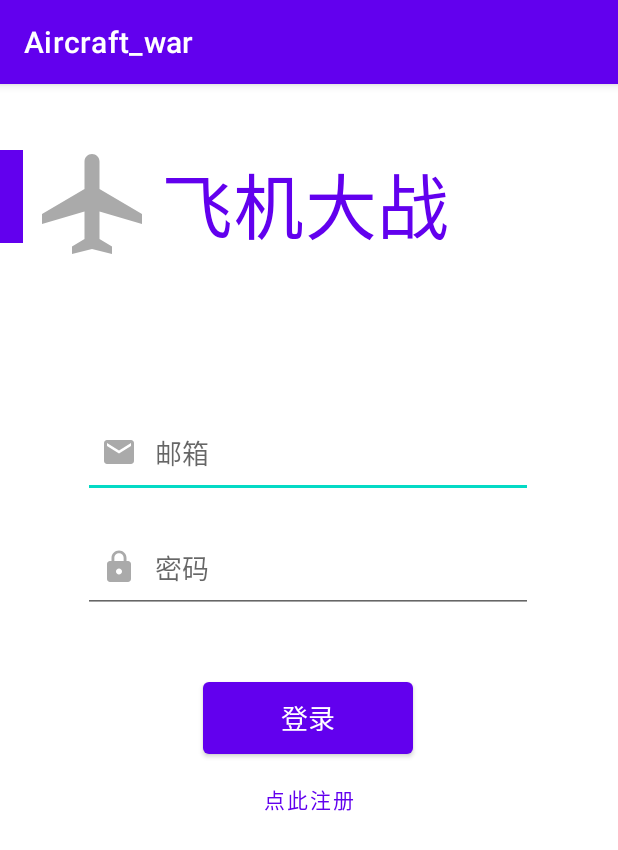
After one commit to Cynthia-jia/Aircraftwar_android, an Android app: the LoginActivity screen opened directly, with no data from a screen before it, on a phone screen of 412 x 824 dp. The commit adds this screen. Shown: the top 850 px of the screen. Run offline under Robolectric (Android 15) with nearby library versions, the phone set to English and light mode, and no system bars; 3 statements that could not run were skipped.

Commit message:
add login

```diff
--- a/app/src/main/AndroidManifest.xml
+++ b/app/src/main/AndroidManifest.xml
@@ -1,7 +1,7 @@
 <?xml version="1.0" encoding="utf-8"?>
 <manifest xmlns:android="http://schemas.android.com/apk/res/android"
     xmlns:tools="http://schemas.android.com/tools"
-    package="com.hit.aircraft_war" >
+    package="com.hit.aircraft_war">
 
     <application
         android:allowBackup="true"
@@ -12,12 +12,15 @@
         android:roundIcon="@mipmap/ic_launcher_round"
         android:supportsRtl="true"
         android:theme="@style/Theme.Aircraft_war"
-        tools:targetApi="31" >
+        tools:targetApi="31">
+        <activity
+            android:name=".LoginActivity"
+            android:exported="false" />
         <activity android:name=".RankActivity" />
         <activity android:name=".GameActivity" />
         <activity
             android:name=".MainActivity"
-            android:exported="true" >
+            android:exported="true">
             <intent-filter>
                 <action android:name="android.intent.action.MAIN" />
 
--- /dev/null
+++ b/app/src/main/java/com/hit/aircraft_war/LoginActivity.java
@@ -0,0 +1,24 @@
+package com.hit.aircraft_war;
+
+import androidx.appcompat.app.AppCompatActivity;
+
+import android.content.Intent;
+import android.os.Bundle;
+import android.widget.Button;
+
+public class LoginActivity extends AppCompatActivity {
+
+    Button login = findViewById(R.id.login_button);
+    Button register = findViewById(R.id.reg_button);
+
+    @Override
+    protected void onCreate(Bundle savedInstanceState) {
+        super.onCreate(savedInstanceState);
+        setContentView(R.layout.activity_login);
+
+        login.setOnClickListener(v -> {
+            Intent intent = new Intent(LoginActivity.this, MainActivity.class);
+            startActivity(intent);
+        });
+    }
+}
--- /dev/null
+++ b/app/src/main/res/drawable-v24/ic_baseline_airplanemode_active_24.xml
@@ -0,0 +1,5 @@
+<vector android:height="80dp"
+    android:viewportHeight="24" android:viewportWidth="24"
+    android:width="80dp" xmlns:android="http://schemas.android.com/apk/res/android">
+    <path android:fillColor="@android:color/darker_gray" android:pathData="M22,16v-2l-8.5,-5V3.5C13.5,2.67 12.83,2 12,2s-1.5,0.67 -1.5,1.5V9L2,14v2l8.5,-2.5V19L8,20.5L8,22l4,-1l4,1l0,-1.5L13.5,19v-5.5L22,16z"/>
+</vector>
--- /dev/null
+++ b/app/src/main/res/drawable-v24/ic_baseline_email_24.xml
@@ -0,0 +1,5 @@
+<vector android:height="24dp"
+    android:viewportHeight="24" android:viewportWidth="24"
+    android:width="24dp" xmlns:android="http://schemas.android.com/apk/res/android">
+    <path android:fillColor="@android:color/darker_gray" android:pathData="M20,4L4,4c-1.1,0 -1.99,0.9 -1.99,2L2,18c0,1.1 0.9,2 2,2h16c1.1,0 2,-0.9 2,-2L22,6c0,-1.1 -0.9,-2 -2,-2zM20,8l-8,5 -8,-5L4,6l8,5 8,-5v2z"/>
+</vector>
--- /dev/null
+++ b/app/src/main/res/drawable-v24/ic_baseline_lock_24.xml
@@ -0,0 +1,5 @@
+<vector android:height="24dp"
+    android:viewportHeight="24" android:viewportWidth="24"
+    android:width="24dp" xmlns:android="http://schemas.android.com/apk/res/android">
+    <path android:fillColor="@android:color/darker_gray" android:pathData="M18,8h-1L17,6c0,-2.76 -2.24,-5 -5,-5S7,3.24 7,6v2L6,8c-1.1,0 -2,0.9 -2,2v10c0,1.1 0.9,2 2,2h12c1.1,0 2,-0.9 2,-2L20,10c0,-1.1 -0.9,-2 -2,-2zM12,17c-1.1,0 -2,-0.9 -2,-2s0.9,-2 2,-2 2,0.9 2,2 -0.9,2 -2,2zM15.1,8L8.9,8L8.9,6c0,-1.71 1.39,-3.1 3.1,-3.1 1.71,0 3.1,1.39 3.1,3.1v2z"/>
+</vector>
--- /dev/null
+++ b/app/src/main/res/layout/activity_login.xml
@@ -0,0 +1,105 @@
+<?xml version="1.0" encoding="utf-8"?>
+<androidx.constraintlayout.widget.ConstraintLayout xmlns:android="http://schemas.android.com/apk/res/android"
+    xmlns:app="http://schemas.android.com/apk/res-auto"
+    xmlns:tools="http://schemas.android.com/tools"
+    android:layout_width="match_parent"
+    android:layout_height="match_parent"
+    tools:context=".LoginActivity">
+
+    <androidx.appcompat.widget.Toolbar
+        android:id="@+id/login_toolbar"
+        android:layout_width="15dp"
+        android:layout_height="62dp"
+        android:layout_marginTop="44dp"
+        android:background="?attr/colorPrimary"
+        android:theme="@style/ThemeOverlay.AppCompat.Dark.ActionBar"
+        app:layout_constraintEnd_toEndOf="parent"
+        app:layout_constraintHorizontal_bias="0.0"
+        app:layout_constraintStart_toStartOf="parent"
+        app:layout_constraintTop_toTopOf="parent"
+        app:popupTheme="@style/ThemeOverlay.AppCompat.Light">
+
+    </androidx.appcompat.widget.Toolbar>
+
+    <TextView
+        android:id="@+id/textView"
+        android:layout_width="wrap_content"
+        android:layout_height="wrap_content"
+        android:layout_marginStart="92dp"
+        android:text="@string/welcome"
+        android:textColor="@color/purple_500"
+        android:textSize="48sp"
+        app:layout_constraintBottom_toBottomOf="@+id/login_toolbar"
+        app:layout_constraintStart_toEndOf="@+id/login_toolbar"
+        app:layout_constraintTop_toTopOf="@+id/login_toolbar"
+        app:layout_constraintVertical_bias="0.0" />
+
+    <EditText
+        android:id="@+id/login_emailAddress"
+        android:layout_width="300dp"
+        android:layout_height="60dp"
+        android:layout_marginTop="100dp"
+        android:drawableStart="@drawable/ic_baseline_email_24"
+        android:drawablePadding="12dp"
+        android:ems="10"
+        android:hint="@string/login_emailAddress"
+        android:importantForAutofill="no"
+        android:inputType="textEmailAddress"
+        android:paddingStart="12dp"
+        app:layout_constraintEnd_toEndOf="parent"
+        app:layout_constraintHorizontal_bias="0.495"
+        app:layout_constraintStart_toStartOf="parent"
+        app:layout_constraintTop_toBottomOf="@+id/textView" />
+
+    <EditText
+        android:id="@+id/login_password"
+        android:layout_width="300dp"
+        android:layout_height="60dp"
+        android:drawableStart="@drawable/ic_baseline_lock_24"
+        android:drawablePadding="12dp"
+        android:ems="10"
+        android:hint="@string/login_password"
+        android:importantForAutofill="no"
+        android:inputType="textPassword"
+        android:paddingStart="12dp"
+        app:layout_constraintBottom_toBottomOf="parent"
+        app:layout_constraintEnd_toEndOf="@+id/login_emailAddress"
+        app:layout_constraintHorizontal_bias="0.0"
+        app:layout_constraintStart_toStartOf="@+id/login_emailAddress"
+        app:layout_constraintTop_toBottomOf="@+id/login_emailAddress"
+        app:layout_constraintVertical_bias="0.038" />
+
+    <Button
+        android:id="@+id/login_button"
+        style="@style/Widget.MaterialComponents.Button"
+        android:layout_width="140dp"
+        android:layout_height="60dp"
+        android:layout_marginTop="40dp"
+        android:text="@string/login"
+        android:textAppearance="@style/TextAppearance.AppCompat.Medium"
+        app:layout_constraintEnd_toEndOf="@+id/login_password"
+        app:layout_constraintStart_toStartOf="@+id/login_password"
+        app:layout_constraintTop_toBottomOf="@+id/login_password" />
+
+    <Button
+        android:id="@+id/reg_button"
+        style="@style/Widget.MaterialComponents.Button.TextButton"
+        android:layout_width="wrap_content"
+        android:layout_height="wrap_content"
+        android:text="@string/register"
+        app:layout_constraintEnd_toEndOf="@+id/login_button"
+        app:layout_constraintStart_toStartOf="@+id/login_button"
+        app:layout_constraintTop_toBottomOf="@+id/login_button" />
+
+    <ImageView
+        android:id="@+id/imageView"
+        android:layout_width="wrap_content"
+        android:layout_height="wrap_content"
+        android:contentDescription="@string/planelogo"
+        app:layout_constraintBottom_toBottomOf="@+id/textView"
+        app:layout_constraintEnd_toStartOf="@+id/textView"
+        app:layout_constraintStart_toEndOf="@+id/login_toolbar"
+        app:layout_constraintTop_toTopOf="@+id/textView"
+        app:srcCompat="@drawable/ic_baseline_airplanemode_active_24" />
+
+</androidx.constraintlayout.widget.ConstraintLayout>
--- a/app/src/main/res/values/colors.xml
+++ b/app/src/main/res/values/colors.xml
@@ -7,4 +7,5 @@
     <color name="teal_700">#FF018786</color>
     <color name="black">#FF000000</color>
     <color name="white">#FFFFFFFF</color>
+    <color name="dark_grey">#AEADAD</color>
 </resources>
--- a/app/src/main/res/values/strings.xml
+++ b/app/src/main/res/values/strings.xml
@@ -11,4 +11,10 @@
     <string name="user">用户名</string>
     <string name="score">得分</string>
     <string name="playTime">游戏时间</string>
+    <string name="welcome">飞机大战</string>
+    <string name="login_emailAddress">邮箱</string>
+    <string name="login_password">密码</string>
+    <string name="login">登录</string>
+    <string name="register">点此注册</string>
+    <string name="planelogo">planelogo</string>
 </resources>
```
Also changed, not shown: 1 other file.
